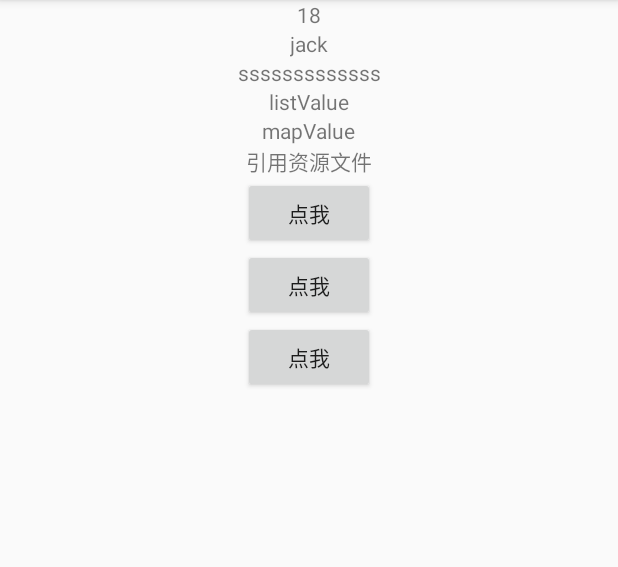
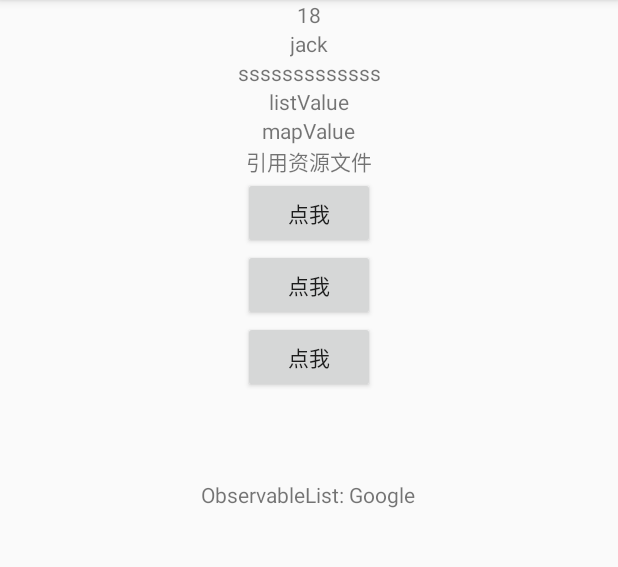
Before and after one commit to anlonglong/AndridDevArt, an Android app: the screen it shows after launch (MainActivity), on a phone screen of 412 x 824 dp, the part 84-651 px from its top. Run offline under Robolectric (Android 15) with nearby library versions, the phone set to English and light mode, and no system bars; our stand-ins replace data binding; 13 statements that could not run were skipped.

Commit message:
添加ObservableArrayMap && ObservableArrayList的使用

```diff
--- a/databinding/src/main/java/com/example/databinding/MainActivity.java
+++ b/databinding/src/main/java/com/example/databinding/MainActivity.java
@@ -1,6 +1,8 @@
 package com.example.databinding;
 
 import android.databinding.DataBindingUtil;
+import android.databinding.ObservableArrayList;
+import android.databinding.ObservableArrayMap;
 import android.support.v7.app.AppCompatActivity;
 import android.os.Bundle;
 import android.view.View;
@@ -43,6 +45,17 @@ public class MainActivity extends AppCompatActivity implements View.OnClickListe
             }
         }, 3000);
 
+        ObservableArrayMap<String, Object> user = new ObservableArrayMap<>();
+        user.put("firstName", "Google");
+        user.put("lastName", "Inc.");
+        user.put("age", 17);
+        dataBinding.setArrayMap(user);
+        ObservableArrayList<Object> list = new ObservableArrayList<>();
+        list.add("Google");
+        list.add("Inc.");
+        list.add(17);
+        dataBinding.setOlist(list);
+
     }
 
     public void show() {
--- a/databinding/src/main/res/layout/activity_main.xml
+++ b/databinding/src/main/res/layout/activity_main.xml
@@ -39,6 +39,13 @@
         <variable
             name="people"
             type="com.example.databinding.People"/>
+
+        <variable
+            name="arrayMap"
+            type="android.databinding.ObservableArrayMap"/>
+        <variable
+            name="olist"
+            type="android.databinding.ObservableList"/>
     </data>
 
     <android.support.constraint.ConstraintLayout xmlns:tools="http://schemas.android.com/tools"
@@ -116,6 +123,15 @@
                 android:layout_width="wrap_content"
                 android:layout_height="wrap_content"
                 android:text='@{"lastName =  " + people.lastName.get()}'/>
+            <TextView
+                android:layout_width="wrap_content"
+                android:layout_height="wrap_content"
+                android:text='@{"ObservableArrayMap: "+ arrayMap.lastName}'/>
+
+            <TextView
+                android:layout_width="wrap_content"
+                android:layout_height="wrap_content"
+                android:text='@{"ObservableList: "+ olist[0]}'/>
         </LinearLayout>
     </android.support.constraint.ConstraintLayout>
 </layout>
```
